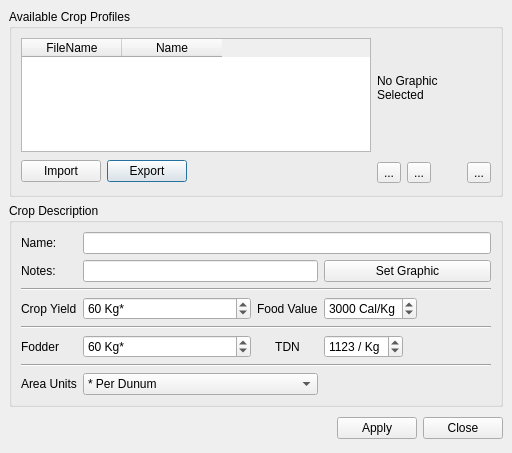
Qt form src/ui/lacropmanagerbase.ui (arkygeek/landuseanalyst) before a commit.
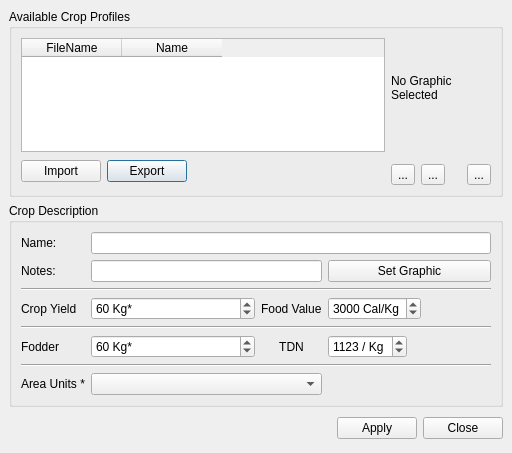
The same form after that commit. Icons and pictures are not drawn.

Commit message: fixed the layout problem, and am in the process of implementing more of the AreaUnits code

Diff of the .ui file:
```diff
--- a/src/ui/lacropmanagerbase.ui
+++ b/src/ui/lacropmanagerbase.ui
@@ -143,19 +143,6 @@
           </property>
          </widget>
         </item>
-        <item row="2" column="2" >
-         <spacer>
-          <property name="orientation" >
-           <enum>Qt::Horizontal</enum>
-          </property>
-          <property name="sizeHint" >
-           <size>
-            <width>16</width>
-            <height>25</height>
-           </size>
-          </property>
-         </spacer>
-        </item>
        </layout>
       </item>
       <item row="1" column="2" >
@@ -209,7 +196,7 @@
         </property>
         <property name="minimumSize" >
          <size>
-          <width>350</width>
+          <width>0</width>
           <height>0</height>
          </size>
         </property>
@@ -286,7 +273,7 @@
        <widget class="QComboBox" name="comboBoxYieldUnits" >
         <property name="sizePolicy" >
          <sizepolicy>
-          <hsizetype>7</hsizetype>
+          <hsizetype>5</hsizetype>
           <vsizetype>0</vsizetype>
           <horstretch>0</horstretch>
           <verstretch>0</verstretch>
@@ -305,16 +292,6 @@
 &lt;/style>&lt;/head>&lt;body style=" font-family:'Sans Serif'; font-size:9pt; font-weight:400; font-style:normal; text-decoration:none;">
 &lt;p style=" margin-top:0px; margin-bottom:0px; margin-left:0px; margin-right:0px; -qt-block-indent:0; text-indent:0px;">Select either Dunums or Hectares. This option is merely for convenience, to accomodate data that is available based on the two different units. (Basically I just got sick of having to convert between the two all the time! :P)&lt;/p>&lt;/body>&lt;/html></string>
         </property>
-        <item>
-         <property name="text" >
-          <string>* Per Dunum</string>
-         </property>
-        </item>
-        <item>
-         <property name="text" >
-          <string>* Per Hectare</string>
-         </property>
-        </item>
        </widget>
       </item>
       <item row="6" column="0" colspan="4" >
@@ -341,7 +318,7 @@
       <item row="7" column="0" >
        <widget class="QLabel" name="label_3" >
         <property name="text" >
-         <string>Area Units</string>
+         <string>Area Units *</string>
         </property>
        </widget>
       </item>
```
Left out of the diff: 4 changed lines with no effect on the pictures. The commit also changes 4 other files.
